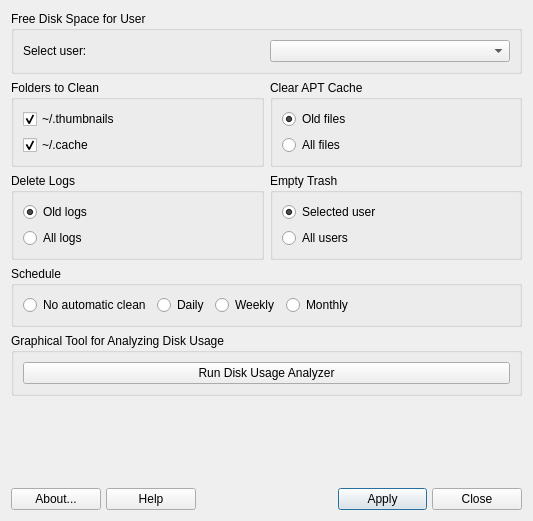
Qt form mainwindow.ui (MX-Linux/mx-cleanup) before a commit.
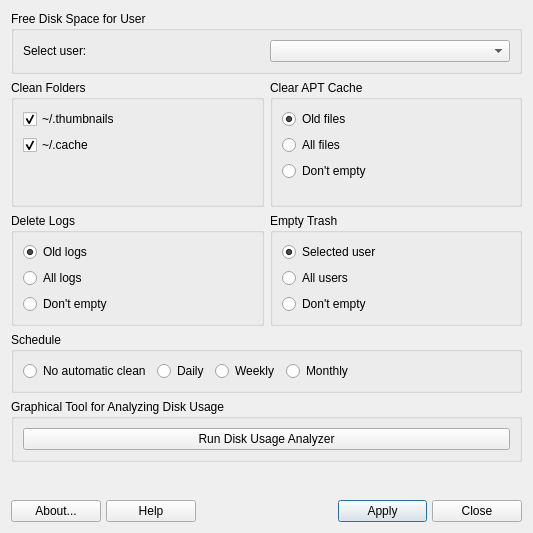
The same form after that commit. Icons and pictures are not drawn.

Commit message: add option to not clean trash, logs, APT cache

Patch:
```diff
--- a/mainwindow.ui
+++ b/mainwindow.ui
@@ -7,7 +7,7 @@
     <x>0</x>
     <y>0</y>
     <width>533</width>
-    <height>521</height>
+    <height>533</height>
    </rect>
   </property>
   <property name="windowTitle">
@@ -23,7 +23,7 @@
       </sizepolicy>
      </property>
      <property name="title">
-      <string>Folders to Clean</string>
+      <string>Clean Folders</string>
      </property>
      <layout class="QVBoxLayout" name="verticalLayout_3">
       <item>
@@ -58,6 +58,19 @@
         </property>
        </widget>
       </item>
+      <item>
+       <spacer name="verticalSpacer_2">
+        <property name="orientation">
+         <enum>Qt::Vertical</enum>
+        </property>
+        <property name="sizeHint" stdset="0">
+         <size>
+          <width>20</width>
+          <height>40</height>
+         </size>
+        </property>
+       </spacer>
+      </item>
      </layout>
     </widget>
    </item>
@@ -111,6 +124,26 @@
         </property>
        </widget>
       </item>
+      <item>
+       <widget class="QRadioButton" name="noCleanLogsRB">
+        <property name="text">
+         <string>Don't empty</string>
+        </property>
+       </widget>
+      </item>
+      <item>
+       <spacer name="verticalSpacer_4">
+        <property name="orientation">
+         <enum>Qt::Vertical</enum>
+        </property>
+        <property name="sizeHint" stdset="0">
+         <size>
+          <width>20</width>
+          <height>0</height>
+         </size>
+        </property>
+       </spacer>
+      </item>
      </layout>
     </widget>
    </item>
@@ -122,7 +155,7 @@
      <property name="sizeHint" stdset="0">
       <size>
        <width>20</width>
-       <height>40</height>
+       <height>10</height>
       </size>
      </property>
     </spacer>
@@ -348,6 +381,26 @@
         </property>
        </widget>
       </item>
+      <item>
+       <widget class="QRadioButton" name="noCleanTrashRB">
+        <property name="text">
+         <string>Don't empty</string>
+        </property>
+       </widget>
+      </item>
+      <item>
+       <spacer name="verticalSpacer_5">
+        <property name="orientation">
+         <enum>Qt::Vertical</enum>
+        </property>
+        <property name="sizeHint" stdset="0">
+         <size>
+          <width>20</width>
+          <height>0</height>
+         </size>
+        </property>
+       </spacer>
+      </item>
      </layout>
     </widget>
    </item>
@@ -392,6 +445,26 @@
         </property>
        </widget>
       </item>
+      <item>
+       <widget class="QRadioButton" name="noCleanAptRB">
+        <property name="text">
+         <string>Don't empty</string>
+        </property>
+       </widget>
+      </item>
+      <item>
+       <spacer name="verticalSpacer_3">
+        <property name="orientation">
+         <enum>Qt::Vertical</enum>
+        </property>
+        <property name="sizeHint" stdset="0">
+         <size>
+          <width>20</width>
+          <height>0</height>
+         </size>
+        </property>
+       </spacer>
+      </item>
      </layout>
     </widget>
    </item>
```
The commit also changes 29 other files.
